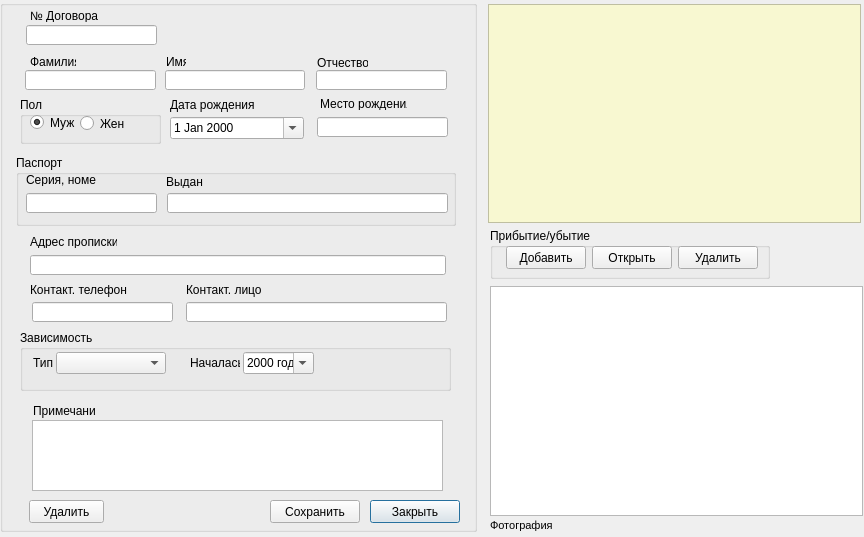
Above: record_form.ui from moisizz/Rehab-Database-Client before the change. Below: the same form after it.
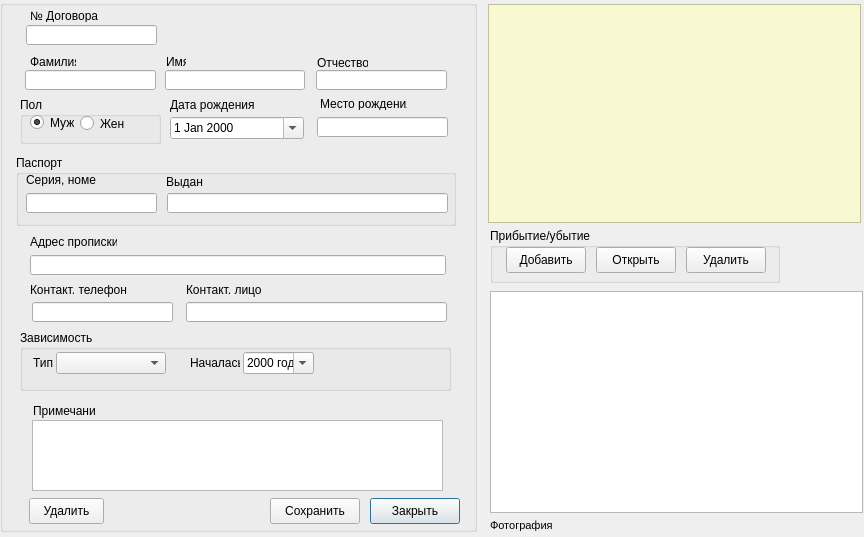
That is the form after the change. Icons and pictures are not drawn.

```diff
--- a/record_form.ui
+++ b/record_form.ui
@@ -217,9 +217,9 @@
     <property name="geometry">
      <rect>
       <x>370</x>
-      <y>500</y>
+      <y>498</y>
       <width>90</width>
-      <height>23</height>
+      <height>26</height>
      </rect>
     </property>
     <property name="text">
@@ -256,9 +256,9 @@
     <property name="geometry">
      <rect>
       <x>29</x>
-      <y>500</y>
+      <y>498</y>
       <width>75</width>
-      <height>23</height>
+      <height>26</height>
      </rect>
     </property>
     <property name="text">
@@ -286,9 +286,9 @@
     <property name="geometry">
      <rect>
       <x>270</x>
-      <y>500</y>
+      <y>498</y>
       <width>90</width>
-      <height>23</height>
+      <height>26</height>
      </rect>
     </property>
     <property name="text">
@@ -554,8 +554,8 @@
     <rect>
      <x>490</x>
      <y>228</y>
-     <width>280</width>
-     <height>51</height>
+     <width>290</width>
+     <height>55</height>
     </rect>
    </property>
    <property name="sizePolicy">
@@ -566,8 +566,8 @@
    </property>
    <property name="minimumSize">
     <size>
-     <width>280</width>
-     <height>51</height>
+     <width>290</width>
+     <height>55</height>
     </size>
    </property>
    <property name="maximumSize">
@@ -582,10 +582,10 @@
    <widget class="QPushButton" name="arriveDeleteButton">
     <property name="geometry">
      <rect>
-      <x>188</x>
-      <y>18</y>
+      <x>196</x>
+      <y>19</y>
       <width>80</width>
-      <height>23</height>
+      <height>26</height>
      </rect>
     </property>
     <property name="text">
@@ -600,9 +600,9 @@
     <property name="geometry">
      <rect>
       <x>16</x>
-      <y>18</y>
+      <y>19</y>
       <width>80</width>
-      <height>23</height>
+      <height>26</height>
      </rect>
     </property>
     <property name="text">
@@ -616,10 +616,10 @@
    <widget class="QPushButton" name="arriveOpenButton">
     <property name="geometry">
      <rect>
-      <x>102</x>
-      <y>18</y>
+      <x>106</x>
+      <y>19</y>
       <width>80</width>
-      <height>23</height>
+      <height>26</height>
      </rect>
     </property>
     <property name="text">
@@ -635,9 +635,9 @@
    <property name="geometry">
     <rect>
      <x>490</x>
-     <y>286</y>
+     <y>291</y>
      <width>373</width>
-     <height>230</height>
+     <height>222</height>
     </rect>
    </property>
    <property name="cursor" stdset="0">
```
Left out of the diff: 2 changed lines with no effect on the pictures.
